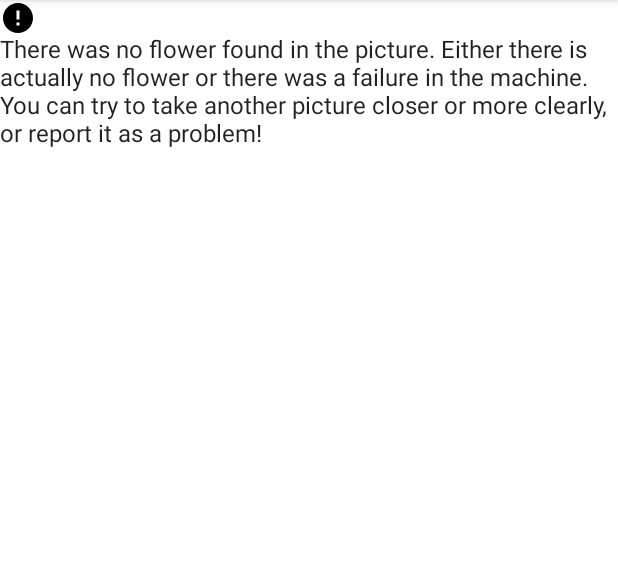
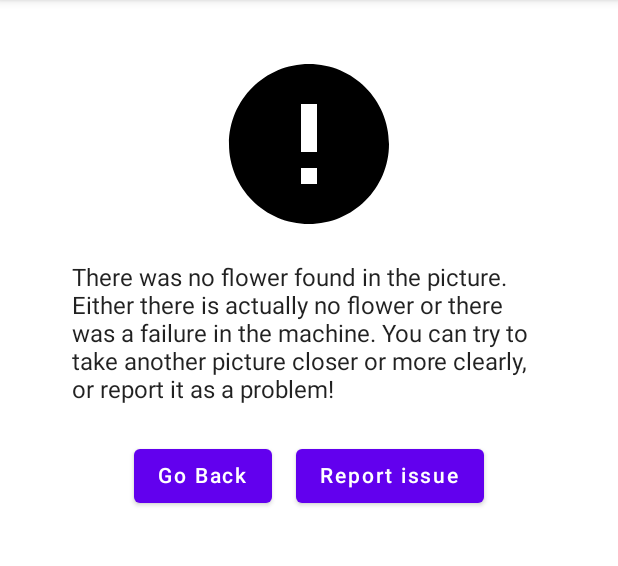
Before and after one commit to chondosha1234/FlowerFinder, an Android app built with Jetpack Compose: the NoMatchScreen screen opened through its navigation route, on a phone screen of 412 x 824 dp, the part 84-650 px from its top. Run offline under Robolectric (Android 15) with nearby library versions, the phone set to English and light mode, and no system bars; our stand-ins replace Room's generated code; libraries missing offline, so code that uses them is left out: org.tensorflow.lite.

Commit message:
worked on styling and spacing, added strings

```diff
--- a/app/src/main/java/com/chondosha/flowerfinder/Navigation.kt
+++ b/app/src/main/java/com/chondosha/flowerfinder/Navigation.kt
@@ -32,6 +32,9 @@ fun Navigation(
                 },
                 onNavigateToSettings = {
                     navController.navigate("settings")
+                },
+                onNavigateToNoMatch = {
+                    navController.navigate("no_match")
                 }
             )
         }
@@ -53,7 +56,11 @@ fun Navigation(
         composable(
             "no_match"
         ) {
-            NoMatchScreen()
+            NoMatchScreen(
+                onNavigateBack = {
+                    navController.navigate("flower_list")
+                }
+            )
         }
         composable(
             "wiki/{url}",
--- a/app/src/main/java/com/chondosha/flowerfinder/ui/AboutScreen.kt
+++ b/app/src/main/java/com/chondosha/flowerfinder/ui/AboutScreen.kt
@@ -1,12 +1,14 @@
 package com.chondosha.flowerfinder.ui
 
 import androidx.compose.foundation.layout.padding
+import androidx.compose.foundation.layout.size
 import androidx.compose.material.Scaffold
 import androidx.compose.material.Text
 import androidx.compose.material.TopAppBar
 import androidx.compose.runtime.Composable
 import androidx.compose.ui.Modifier
 import androidx.compose.ui.res.stringResource
+import androidx.compose.ui.unit.dp
 import com.chondosha.flowerfinder.R
 
 @Composable
@@ -23,7 +25,8 @@ fun AboutScreen(
         content = { padding ->
             Text(
                 text = stringResource(R.string.about_section),
-                modifier = modifier.padding(padding)
+                modifier = modifier
+                    .padding(32.dp)
             )
         }
     )
--- a/app/src/main/java/com/chondosha/flowerfinder/ui/CameraButton.kt
+++ b/app/src/main/java/com/chondosha/flowerfinder/ui/CameraButton.kt
@@ -6,12 +6,16 @@ import android.graphics.BitmapFactory
 import androidx.activity.compose.rememberLauncherForActivityResult
 import androidx.activity.result.contract.ActivityResultContracts
 import androidx.compose.foundation.Image
+import androidx.compose.foundation.layout.padding
+import androidx.compose.foundation.layout.size
+import androidx.compose.foundation.shape.CircleShape
 import androidx.compose.material.Button
 import androidx.compose.runtime.Composable
 import androidx.compose.runtime.rememberCoroutineScope
 import androidx.compose.ui.Modifier
 import androidx.compose.ui.platform.LocalContext
 import androidx.compose.ui.res.painterResource
+import androidx.compose.ui.unit.dp
 import androidx.core.content.FileProvider
 import androidx.lifecycle.viewmodel.compose.viewModel
 import com.chondosha.flowerfinder.FlowerListViewModel
@@ -38,6 +42,7 @@ private val LABELS = listOf("Daisy", "Dandelion", "Rose", "Sunflower", "Tulip")
 fun CameraButton(
     modifier: Modifier = Modifier,
     onNavigateToDetail: (UUID) -> Unit,
+    onNavigateToNoMatch: () -> Unit,
     flowerListViewModel: FlowerListViewModel = viewModel(
         factory = FlowerListViewModelFactory(LocalRepository.current)
     )
@@ -56,6 +61,7 @@ fun CameraButton(
 
                 val (predictedLabel, percentage) = processPhoto(context, photoName)
 
+                if (percentage >= 60.00f) {
                     val flowerEntry = FlowerEntry(
                         id = UUID.randomUUID(),
                         label = predictedLabel,
@@ -67,11 +73,15 @@ fun CameraButton(
                         flowerListViewModel.addFlowerEntry(flowerEntry)
                         onNavigateToDetail(flowerEntry.id)
                     }
+                } else {
+                    onNavigateToNoMatch()
+                }
             }
         }
     )
 
     Button(
+        shape = CircleShape,
         onClick = {
             photoName = "IMG_${Date()}.JPG"
             val photoFile = File(context.applicationContext.filesDir, photoName)
@@ -81,11 +91,16 @@ fun CameraButton(
                 photoFile
             )
             launcher.launch(photoUri)
-        }
+        },
+        modifier = modifier.padding(32.dp)
     ) {
         Image(
             painter = painterResource(R.drawable.camera_button),
-            contentDescription = null)
+            contentDescription = null,
+            modifier = modifier
+                .padding(16.dp)
+                .size(32.dp)
+        )
     }
 }
 
--- a/app/src/main/java/com/chondosha/flowerfinder/ui/FlowerDetailScreen.kt
+++ b/app/src/main/java/com/chondosha/flowerfinder/ui/FlowerDetailScreen.kt
@@ -87,7 +87,7 @@ fun FlowerDetailScreen(
                 )
 
                 Text(
-                    text = "For more information about this type of Flower check out the wikipedia page:",
+                    text = stringResource(R.string.wiki_description),
                     modifier = modifier.padding(16.dp)
                 )
 
@@ -97,7 +97,7 @@ fun FlowerDetailScreen(
                     },
                     modifier = modifier.padding(16.dp)
                 ) {
-                    Text(text = "Go To Wiki")
+                    Text(stringResource(R.string.wiki_link))
                 }
             }
         }
--- a/app/src/main/java/com/chondosha/flowerfinder/ui/NoMatchScreen.kt
+++ b/app/src/main/java/com/chondosha/flowerfinder/ui/NoMatchScreen.kt
@@ -2,19 +2,25 @@ package com.chondosha.flowerfinder.ui
 
 import androidx.compose.foundation.Image
 import androidx.compose.foundation.layout.Column
+import androidx.compose.foundation.layout.Row
 import androidx.compose.foundation.layout.padding
+import androidx.compose.foundation.layout.size
+import androidx.compose.material.Button
 import androidx.compose.material.Scaffold
 import androidx.compose.material.Text
 import androidx.compose.material.TopAppBar
 import androidx.compose.runtime.Composable
+import androidx.compose.ui.Alignment
 import androidx.compose.ui.Modifier
 import androidx.compose.ui.res.painterResource
 import androidx.compose.ui.res.stringResource
+import androidx.compose.ui.unit.dp
 import com.chondosha.flowerfinder.R
 
 @Composable
 fun NoMatchScreen(
-    modifier: Modifier = Modifier
+    modifier: Modifier = Modifier,
+    onNavigateBack: () -> Unit
 ) {
     Scaffold(
         modifier = modifier,
@@ -25,14 +31,36 @@ fun NoMatchScreen(
         },
         content = { padding ->
             Column(
-                modifier = modifier.padding(padding)
+                modifier = modifier.padding(32.dp)
             ) {
                 Image(
                     painter = painterResource(R.drawable.no_match_error),
-                    contentDescription = null)
+                    contentDescription = null,
+                    modifier = modifier
+                        .align(Alignment.CenterHorizontally)
+                        .size(128.dp)
+                )
                 Text(
-                    text = stringResource(R.string.no_match)
+                    text = stringResource(R.string.no_match),
+                    modifier = modifier.padding(16.dp)
                 )
+                Row(
+                    modifier = modifier
+                        .align(Alignment.CenterHorizontally)
+                ) {
+                    Button(
+                        onClick = { onNavigateBack() },
+                        modifier= modifier.padding(8.dp)
+                    ) {
+                        Text(text = "Go Back")
+                    }
+                    Button(
+                        onClick = { /* todo */ },
+                        modifier = modifier.padding(8.dp)
+                    ) {
+                        Text(text = "Report issue")
+                    }
+                }
             }
         }
     )
--- a/app/src/main/java/com/chondosha/flowerfinder/ui/OptionsMenu.kt
+++ b/app/src/main/java/com/chondosha/flowerfinder/ui/OptionsMenu.kt
@@ -4,6 +4,7 @@ import androidx.compose.material.*
 import androidx.compose.runtime.*
 import androidx.compose.ui.Modifier
 import androidx.compose.ui.res.painterResource
+import androidx.compose.ui.res.stringResource
 import com.chondosha.flowerfinder.R
 
 
@@ -31,12 +32,12 @@ fun OptionsMenu(
         DropdownMenuItem(onClick = {
             onNavigateToAbout()
         }) {
-            Text("About")
+            Text(stringResource(R.string.about))
         }
         DropdownMenuItem(onClick = {
             onNavigateToSettings()
         }) {
-            Text("Settings")
+            Text(stringResource(R.string.settings))
         }
     }
 }
```
Also changed, not shown: app/src/main/java/com/chondosha/flowerfinder/ui/FlowerListScreen.kt (+27 -7 lines), app/src/main/res/values/strings.xml (+15 -3 lines). Lines whose indentation alone changed are shown as unchanged.
